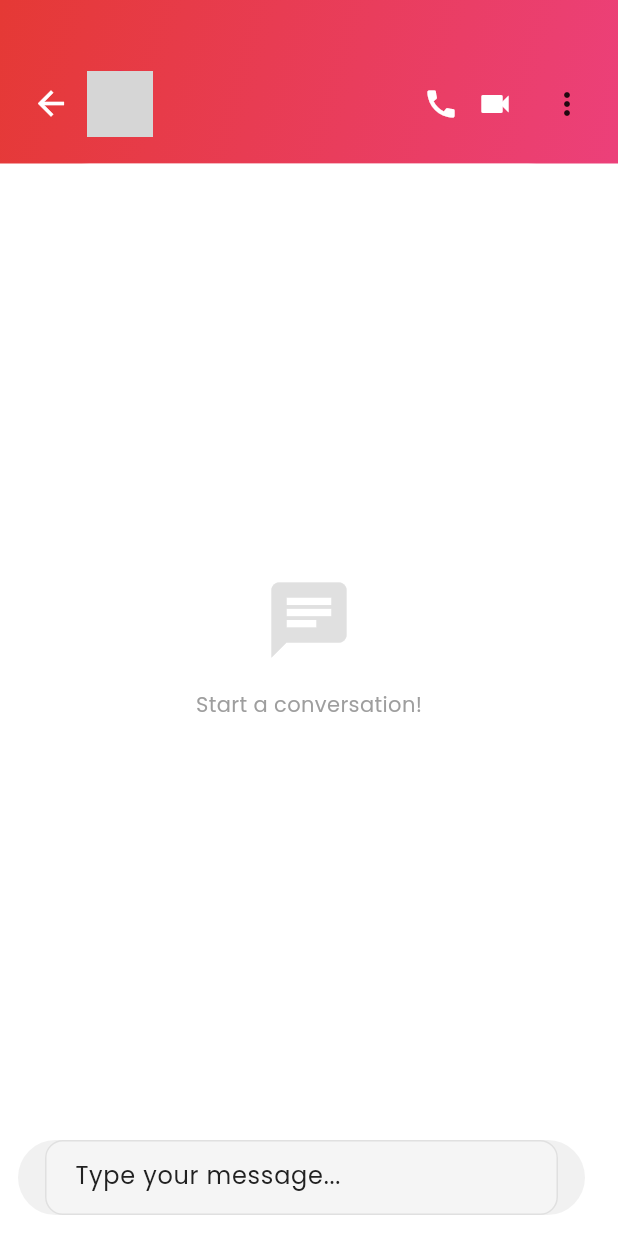
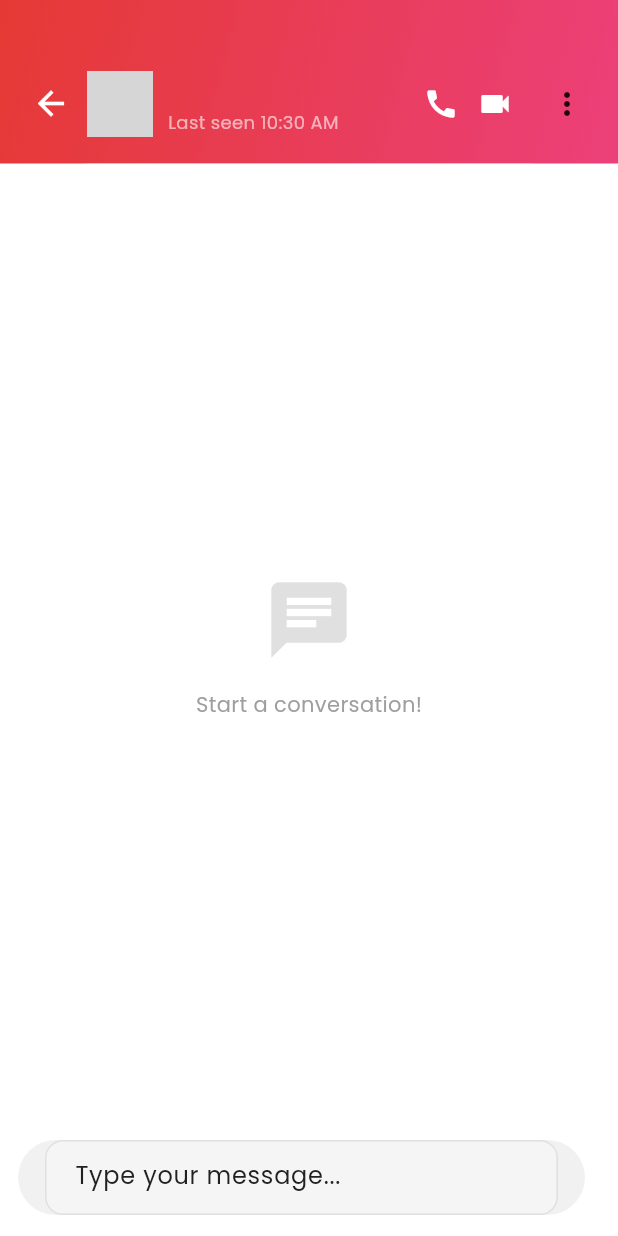
Before and after one commit to marriagestationpvtltd-lang/marriagestationadmin, a Flutter app: the ChatDetailScreen screen opened directly with empty values, on a phone screen of 412 x 824 dp. Run offline on Flutter 3.47's test engine with Material 3 defaults, Android fonts, the phone set to English and light mode, and no system bars; our stand-ins replace audioplayers, cached_network_image, cloud_firestore, country_code_picker, file_picker, firebase_auth and 15 more; missing offline and left inert: agora_rtc_engine, record; accounts and stored records are empty; network calls fail; grey boxes are pictures that could not be loaded.

Commit message:
fix: remove chat shake animation and add online status indicator
Agent-Logs-Url: https://github.com/marriagestationpvtltd-lang/marriagestationadmin/sessions/b3e0e7e1-7830-4d1b-a068-743281cb69d6

Co-authored-by: marriagestationpvtltd-lang <254104945+marriagestationpvtltd-lang@users.noreply.github.com>

```diff
--- a/msfinal/lib/Chat/ChatdetailsScreen.dart
+++ b/msfinal/lib/Chat/ChatdetailsScreen.dart
@@ -99,6 +99,11 @@ class _ChatDetailScreenState extends State<ChatDetailScreen>
   bool _isOtherTyping = false;
   StreamSubscription<Map<String, dynamic>>? _typingSubscription;
 
+  // Presence / online-status
+  bool _isReceiverOnline = false;
+  String _receiverLastSeen = '';
+  StreamSubscription<DocumentSnapshot>? _presenceSubscription;
+
   // Emoji reactions
   static const List<String> _reactionEmojis = ['❤️', '😂', '😮', '😢', '👍', '🙏'];
 
@@ -152,6 +157,32 @@ class _ChatDetailScreenState extends State<ChatDetailScreen>
     // Incoming messages are reflected through the Firestore stream listener.
     // We do NOT subscribe to onNewMessage for scroll purposes so that the
     // user's scroll position is kept frozen after the initial load.
+
+    // Subscribe to receiver's Firestore presence document for online status.
+    _presenceSubscription = _firestore
+        .collection('users')
+        .doc(widget.receiverId)
+        .snapshots()
+        .listen((doc) {
+      if (!mounted) return;
+      final data = doc.data();
+      if (data == null) return;
+      final online = data['isOnline'] == true;
+      final lastSeen = data['lastSeen'];
+      String lastSeenText = '';
+      if (!online && lastSeen != null) {
+        final dt = lastSeen is Timestamp
+            ? lastSeen.toDate()
+            : DateTime.tryParse(lastSeen.toString());
+        if (dt != null) {
+          lastSeenText = 'Last seen ${DateFormat('hh:mm a').format(dt)}';
+        }
+      }
+      setState(() {
+        _isReceiverOnline = online;
+        _receiverLastSeen = lastSeenText;
+      });
+    });
   }
   Future<void> _checkBlockStatus() async {
     final prefs = await SharedPreferences.getInstance();
@@ -179,6 +210,7 @@ class _ChatDetailScreenState extends State<ChatDetailScreen>
     SocketService.instance.leaveRoom(widget.chatRoomId);
     SocketService.instance.sendTypingStop(widget.chatRoomId);
     _typingSubscription?.cancel();
+    _presenceSubscription?.cancel();
 
     // Clear chat active state when screen closes
     ScreenStateManager().onChatScreenClosed();
@@ -1595,13 +1627,9 @@ class _ChatDetailScreenState extends State<ChatDetailScreen>
         }
 
         if (snapshot.connectionState == ConnectionState.waiting) {
-          if (_isFirstLoad) {
-            return const Center(
-              child: CircularProgressIndicator(color: Color(0xFFE53935)),
-            );
-          } else {
-            return _buildMessagesFromCache();
-          }
+          // Always show cached messages (even if empty) to avoid the layout
+          // shift that a centred loading spinner causes when messages arrive.
+          return _buildMessagesFromCache();
         }
 
         final messages = snapshot.data!.docs;
@@ -1844,10 +1872,30 @@ class _ChatDetailScreenState extends State<ChatDetailScreen>
             onTap: (){
               Navigator.push(context, MaterialPageRoute(builder: (context) => ProfileScreen(userId: widget.receiverId,),));
             },
-            child: CircleAvatar(
-              radius: 22,
-              backgroundImage: NetworkImage(
-                  widget.receiverImage),
+            child: Stack(
+              clipBehavior: Clip.none,
+              children: [
+                CircleAvatar(
+                  radius: 22,
+                  backgroundImage: NetworkImage(
+                      widget.receiverImage),
+                ),
+                Positioned(
+                  bottom: 1,
+                  right: 1,
+                  child: Container(
+                    width: 12,
+                    height: 12,
+                    decoration: BoxDecoration(
+                      color: _isReceiverOnline
+                          ? const Color(0xFF4ADE80)
+                          : Colors.grey.shade400,
+                      shape: BoxShape.circle,
+                      border: Border.all(color: Colors.white, width: 2),
+                    ),
+                  ),
+                ),
+              ],
             ),
           ),
           const SizedBox(width: 10),
@@ -1870,6 +1918,20 @@ class _ChatDetailScreenState extends State<ChatDetailScreen>
                       color: Colors.white70,
                       fontSize: 12,
                       fontStyle: FontStyle.italic,
+                    ),
+                  )
+                else
+                  Text(
+                    _isReceiverOnline
+                        ? 'Online'
+                        : _receiverLastSeen.isNotEmpty
+                            ? _receiverLastSeen
+                            : 'Offline',
+                    style: TextStyle(
+                      color: _isReceiverOnline
+                          ? const Color(0xFF86EFAC)
+                          : Colors.white60,
+                      fontSize: 12,
                     ),
                   ),
               ],
--- a/msfinal/lib/Chat/adminchat.dart
+++ b/msfinal/lib/Chat/adminchat.dart
@@ -1321,11 +1321,9 @@ class _AdminChatScreenState extends State<AdminChatScreen> {
                   }
 
                   if (_isFirstLoad) {
-                    WidgetsBinding.instance.addPostFrameCallback((_) {
-                      setState(() {
-                        _isFirstLoad = false;
-                      });
-                    });
+                    // Mark first load complete without triggering an extra
+                    // rebuild — avoids the double-render flicker on open.
+                    _isFirstLoad = false;
                   }
 
                   return Container(
```
